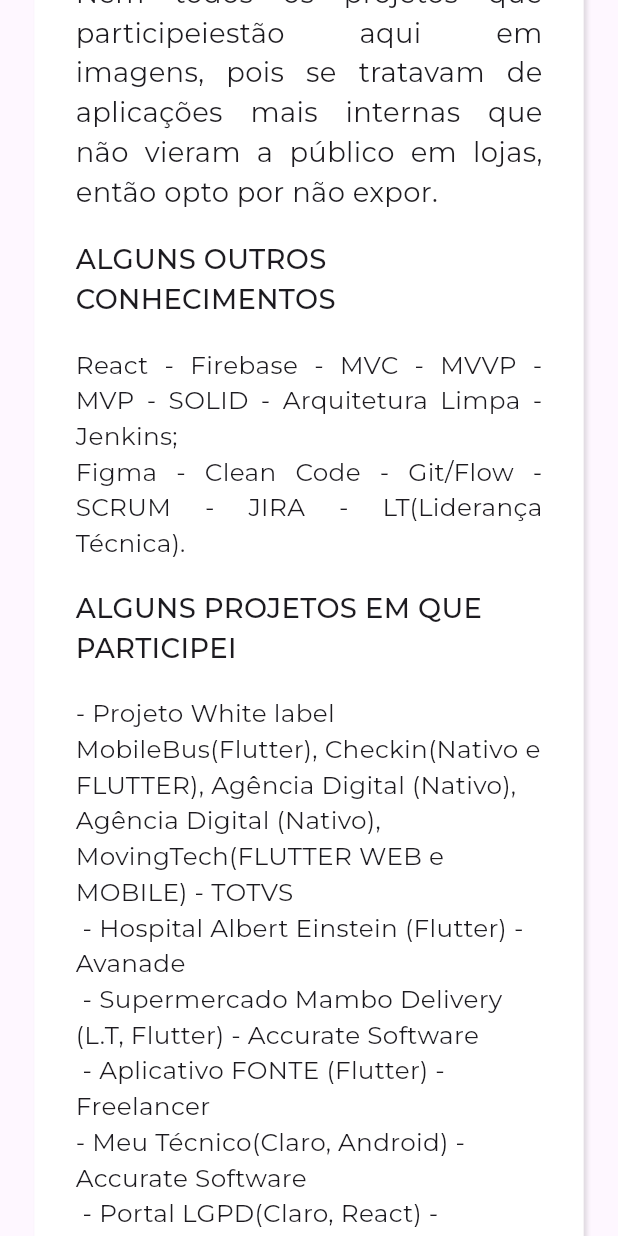
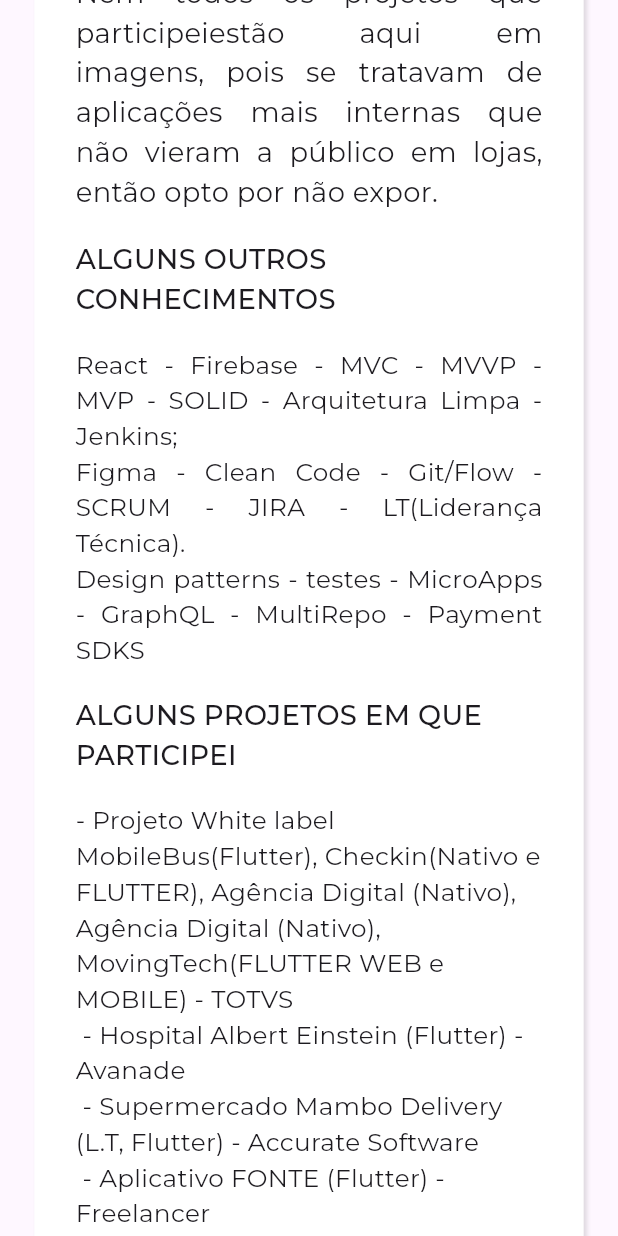
Before and after one commit to HerrisonF/curriculo_online, a Flutter app: the screen it shows after launch, scrolled down 1152 dp, on a phone screen of 412 x 824 dp. Run offline on Flutter 3.47's test engine with Material 3 defaults, Android fonts, the phone set to English and light mode, and no system bars; our stand-ins replace carousel_slider, font_awesome_flutter, get_it, go_router, google_fonts, responsive_framework and 2 more; missing offline and left inert: dart:html.

Commit message:
Ajuste nos textos

```diff
--- a/lib/pages/home_page/components/introduction_resume_component.dart
+++ b/lib/pages/home_page/components/introduction_resume_component.dart
@@ -60,7 +60,9 @@
             height: 20,
           ),
           Text(
-            "React - Firebase - MVC - MVVP - MVP - SOLID - Arquitetura Limpa - Jenkins; \nFigma - Clean Code - Git/Flow - SCRUM - JIRA - LT(Liderança Técnica). ",
+            "React - Firebase - MVC - MVVP - MVP - SOLID - Arquitetura Limpa - Jenkins; \n"
+            "Figma - Clean Code - Git/Flow - SCRUM - JIRA - LT(Liderança Técnica). \n"
+            "Design patterns - testes - MicroApps - GraphQL - MultiRepo - Payment SDKS",
             style: GoogleFonts.montserrat(
               fontSize: 18,
             ),
```
